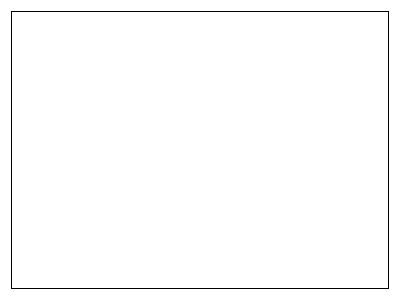
Qt form Source/SADStepProgram/songMenuForm.ui (smaudet/sadstep) before a commit.
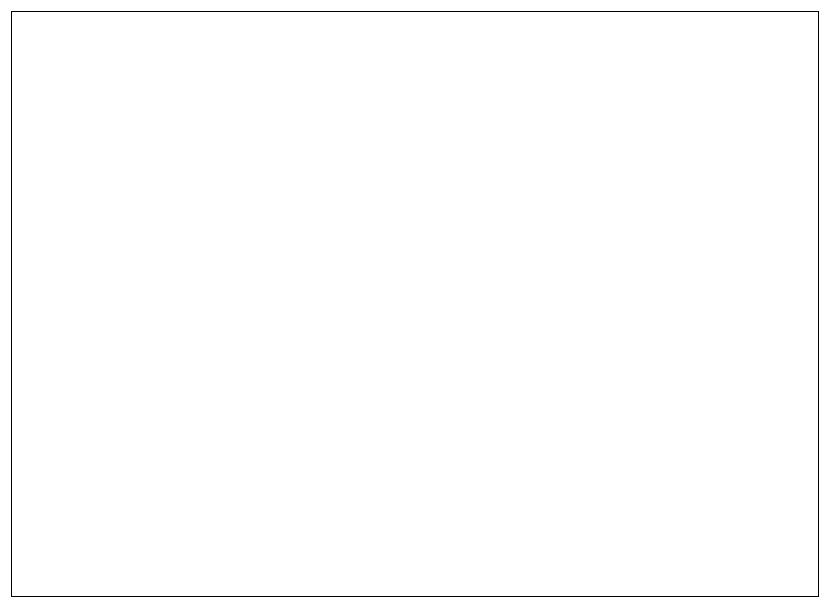
The same form after that commit.

The edit to the form file:
```diff
--- a/Source/SADStepProgram/songMenuForm.ui
+++ b/Source/SADStepProgram/songMenuForm.ui
@@ -6,8 +6,8 @@
    <rect>
     <x>0</x>
     <y>0</y>
-    <width>400</width>
-    <height>300</height>
+    <width>830</width>
+    <height>608</height>
    </rect>
   </property>
   <property name="windowTitle">
```
